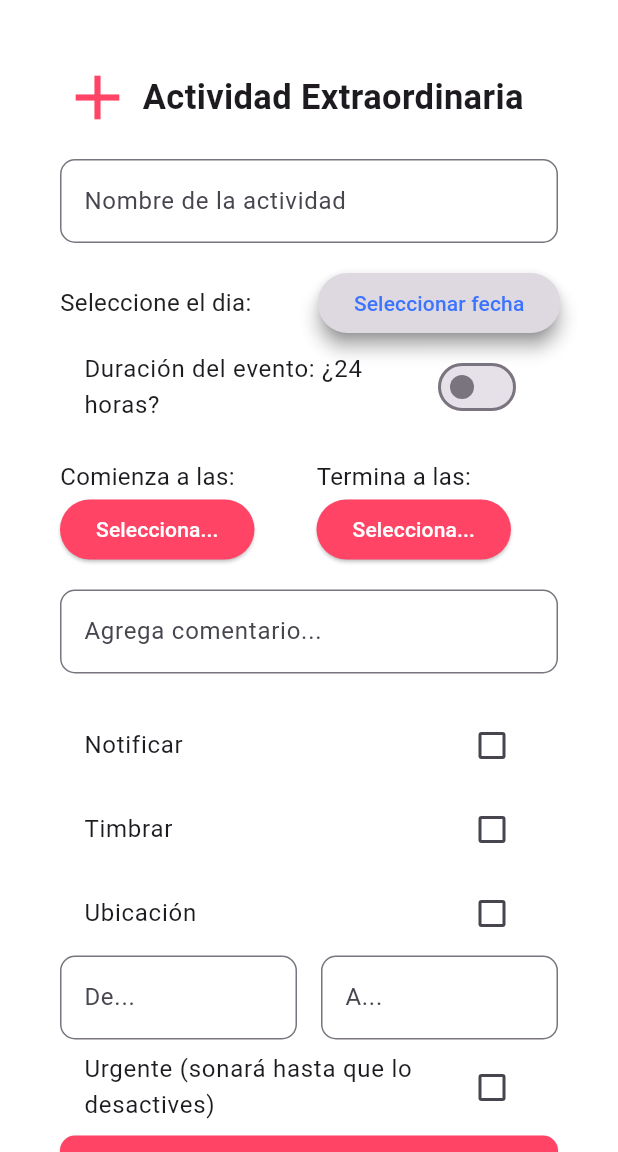
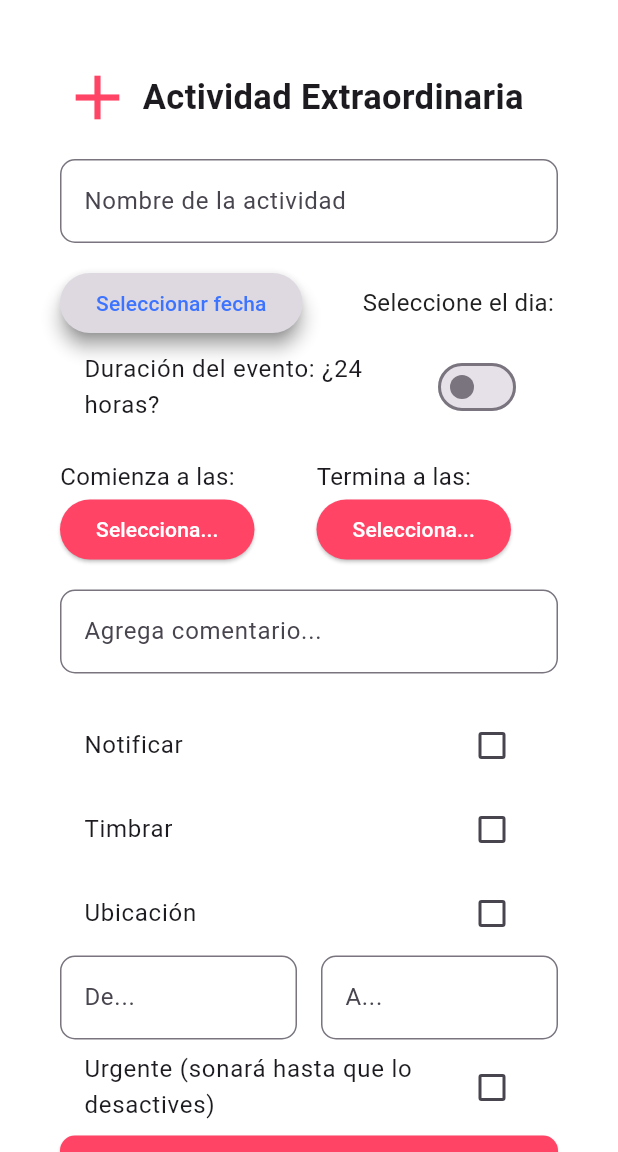
Before and after one commit to AN5THONY/PlanIzi.V1.0.0, a Flutter app: the CreaSpecialScreen screen opened directly, on a phone screen of 412 x 824 dp, the part 84-1236 px from its top. Run offline on Flutter 3.47's test engine with Material 3 defaults, Android fonts, the phone set to English and light mode, and no system bars; our stand-ins replace carousel_slider, cloud_firestore, firebase_auth, firebase_core, flutter_speed_dial, get and 3 more; accounts and stored records are empty; network calls fail.

Commit message:
cambios raros 5

```diff
--- a/lib/views/Activity/Especial/crea_special_screen.dart
+++ b/lib/views/Activity/Especial/crea_special_screen.dart
@@ -6,6 +6,7 @@ import 'package:plan_izi_v2/widgets/buttons/primary_button.dart';
 import 'package:plan_izi_v2/widgets/textfields/custom_textfield.dart';
 import 'package:intl/intl.dart';
 import 'package:plan_izi_v2/views/Menu/main_menu.dart';
+import 'package:intl/date_symbol_data_local.dart';
 
 class CreaSpecialScreen extends StatefulWidget {
   const CreaSpecialScreen({super.key});
@@ -27,6 +28,13 @@ class _CreaSpecialScreenState extends State<CreaSpecialScreen> {
   bool isSoundEnabled = false;
   bool isLocationEnabled = false;
   bool isUrgent = false;
+
+  @override
+  void initState() {
+    super.initState();
+    // Inicializar la localización en español
+    initializeDateFormatting('es_ES', null);
+  }
 
   Future<void> _selectTime(BuildContext context, bool isStartTime) async {
     final TimeOfDay? pickedTime = await showTimePicker(
@@ -66,9 +74,17 @@ class _CreaSpecialScreenState extends State<CreaSpecialScreen> {
         throw Exception("Usuario no autenticado.");
       }
 
+      // Ajustar la fecha para la zona horaria local
+      if (selectedDate != null) {
+        selectedDate = selectedDate?.add(const Duration(hours: 6)); // Ajusta según tu zona horaria
+      }
+
+      // Obtener el número del día (1 = lunes, 7 = domingo)
+      int dayNumber = selectedDate?.weekday ?? 0; // Esto da el número del día
+
       final Map<String, dynamic> activityData = {
         "nombreActividad": activityNameController.text,
-        "fecha": selectedDate, //guia para mostrar
+        "fecha": selectedDate, // Aquí ya está ajustada
         "duracion24Horas": is24HourDuration,
         "horaInicio": _formatTime24(selectedStartHour),
         "horaFin": _formatTime24(selectedEndHour),
@@ -80,6 +96,7 @@ class _CreaSpecialScreenState extends State<CreaSpecialScreen> {
         "urgente": isUrgent,
         "tipo": "especial",
         "timestamp": FieldValue.serverTimestamp(),
+        "dia": dayNumber,  // Guardar el número del día (1-7)
       };
 
       await FirebaseFirestore.instance
@@ -96,9 +113,9 @@ class _CreaSpecialScreenState extends State<CreaSpecialScreen> {
       // Redirigir a la pantalla de inicio
       if (mounted) {
         Navigator.pushReplacement(
-            context,
-            MaterialPageRoute(builder: (context) => const MainMenu()),
-          );
+          context,
+          MaterialPageRoute(builder: (context) => const MainMenu()),
+        );
       }
     } catch (e) {
       if (mounted) {
@@ -153,12 +170,6 @@ class _CreaSpecialScreenState extends State<CreaSpecialScreen> {
               Row(
                 crossAxisAlignment: CrossAxisAlignment.center,
                 children: [
-                  const Text(
-                    'Seleccione el dia: ',
-                    style:
-                        TextStyle(fontSize: 16, color: AppColors.textPrimary),
-                  ),
-                  const SizedBox(width: 40),
                   ElevatedButton(
                     style: ElevatedButton.styleFrom(
                       iconColor: AppColors.primary,
@@ -182,7 +193,17 @@ class _CreaSpecialScreenState extends State<CreaSpecialScreen> {
                           ? "Seleccionar fecha"
                           : DateFormat('yyyy-MM-dd').format(selectedDate!),
                     ),
-                  )
+                  ),
+                  const SizedBox(width: 40),
+                  selectedDate == null
+                      ? const Text(
+                          'Seleccione el dia: ',
+                          style: TextStyle(fontSize: 16, color: AppColors.textPrimary),
+                        )
+                      : Text(
+                          'Día: ${DateFormat('EEEE', 'es_ES').format(selectedDate!)}', // Ahora en español
+                          style: const TextStyle(fontSize: 16, color: AppColors.textPrimary),
+                        ),
                 ],
               ),
               SwitchListTile(
@@ -308,7 +329,7 @@ class _CreaSpecialScreenState extends State<CreaSpecialScreen> {
                   onPressed: _saveActivity,
                   color: AppColors.fourth,
                 ),
-              )
+              ),
             ],
           ),
         ),
--- a/lib/views/Menu/Casita/home_screen.dart
+++ b/lib/views/Menu/Casita/home_screen.dart
@@ -105,8 +105,8 @@ Future<List<ActivityData>> _fetchActivitiesFromFirestore() async {
           title: data['nombreActividad'] ?? 'Sin título',
           subtitle: data['comentario'] ?? 'Sin subtítulo',
           time: time, // Usamos la hora filtrada
-          place: data['ubicacionA'] ?? 'Ubicación no disponible',
-          details: data['comentario'] ?? 'Detalles no disponibles',
+          place: data['ubicacionA'] ?? 'Ubicación desconocida',
+          details: data['comentario'] ?? 'Sin detalles',
           isCompleted: data['duracion24Horas'] ?? false,
         ));
       }
```
